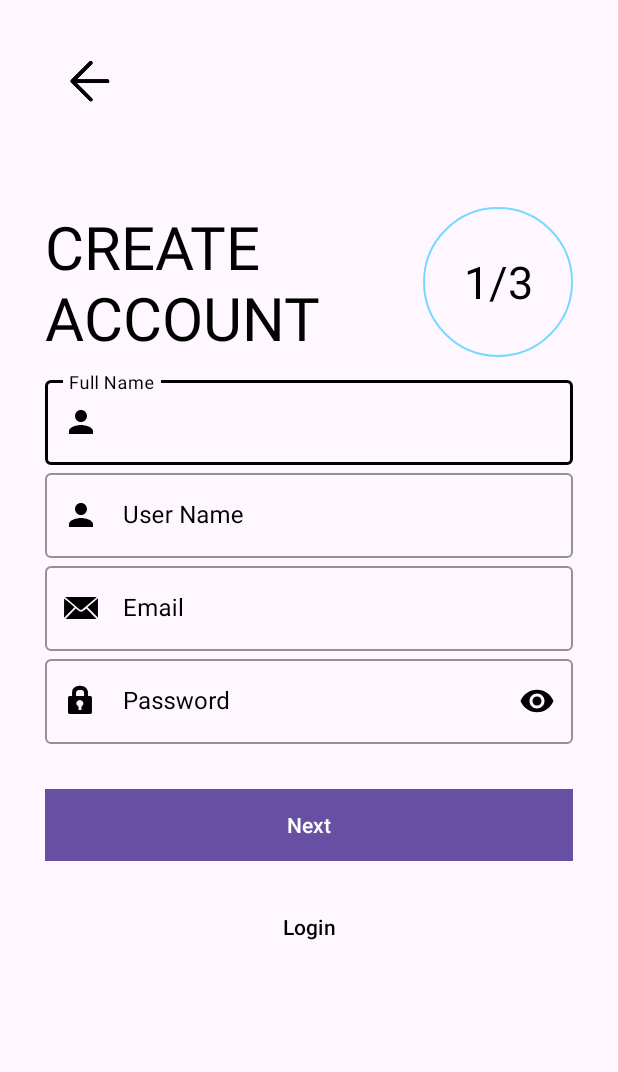
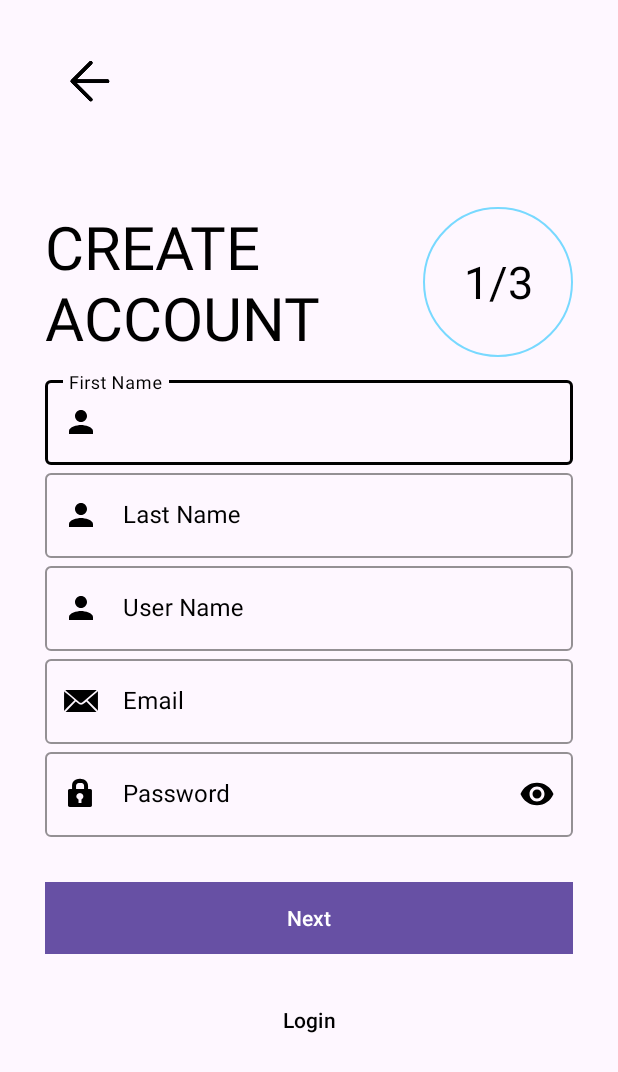
Before and after one commit to dmcgithub315/FoodDeliveryService, an Android app: the layout login_user_register_screen1.xml on its own in the app's theme, with its tools: preview values and no code run, on a phone screen of 412 x 824 dp. Shown: the top 1072 px of the screen. Run offline under Robolectric (Android 15) with nearby library versions, the phone set to English and light mode, and no system bars.

Commit message:
Update register screen 1/2/3

```diff
--- a/app/src/main/res/layout/login_user_register_screen1.xml
+++ b/app/src/main/res/layout/login_user_register_screen1.xml
@@ -66,11 +66,36 @@
 
 
         <com.google.android.material.textfield.TextInputLayout
-            android:id="@+id/signup_fullname"
+            android:id="@+id/signup_firstname"
             style="@style/Widget.MaterialComponents.TextInputLayout.OutlinedBox"
             android:layout_width="match_parent"
             android:layout_height="wrap_content"
-            android:hint="Full Name"
+            android:hint="First Name"
+            android:textColorHint="@color/black_black"
+            app:boxStrokeColor="@color/black_black"
+            app:boxStrokeWidthFocused="2dp"
+            app:endIconMode="clear_text"
+            app:endIconTint="@color/black_black"
+            app:hintTextColor="@color/black_black"
+            app:startIconDrawable="@drawable/baseline_person_24"
+            app:startIconTint="@color/black_black">
+
+            <com.google.android.material.textfield.TextInputEditText
+                android:layout_width="match_parent"
+                android:layout_height="match_parent"
+                android:inputType="text"
+                android:textColor="@color/black_black"
+                android:textCursorDrawable="@null" />
+
+
+        </com.google.android.material.textfield.TextInputLayout>
+
+        <com.google.android.material.textfield.TextInputLayout
+            android:id="@+id/signup_lastname"
+            style="@style/Widget.MaterialComponents.TextInputLayout.OutlinedBox"
+            android:layout_width="match_parent"
+            android:layout_height="wrap_content"
+            android:hint="Last Name"
             android:textColorHint="@color/black_black"
             app:boxStrokeColor="@color/black_black"
             app:boxStrokeWidthFocused="2dp"
```
Also changed, not shown: app/src/main/res/layout/login_user_register_screen2.xml (+47 -30 lines).
